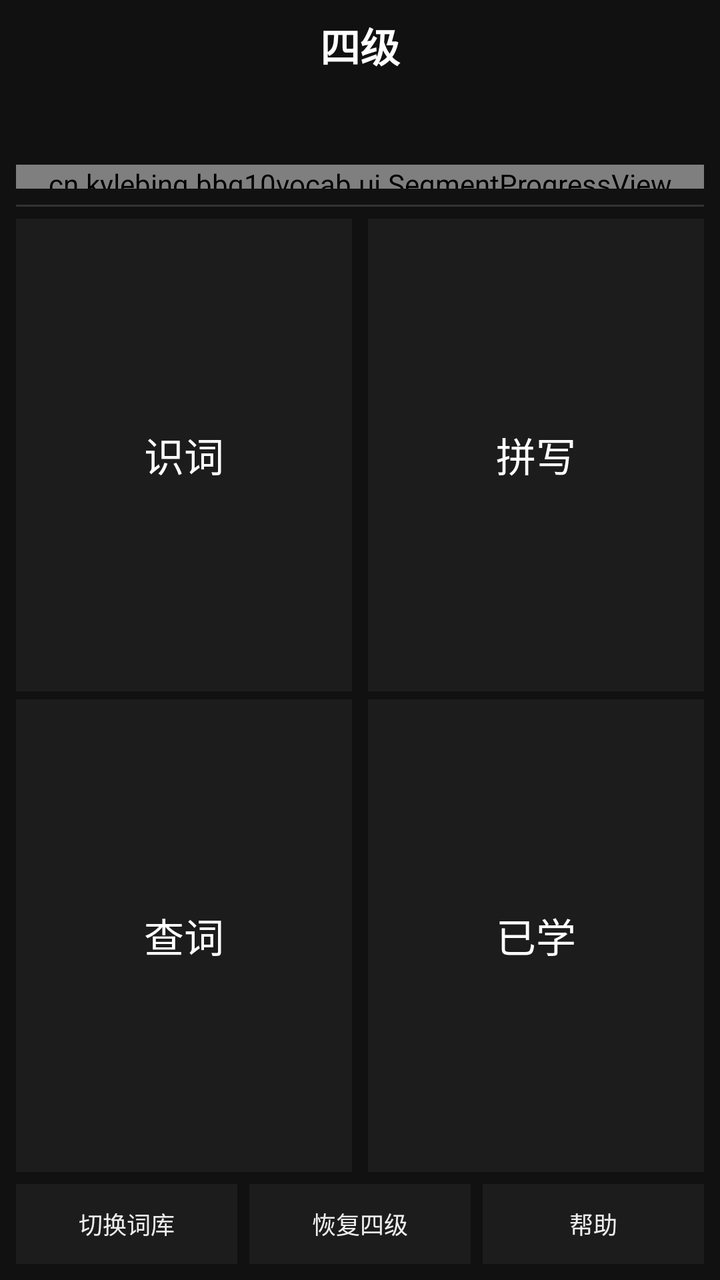
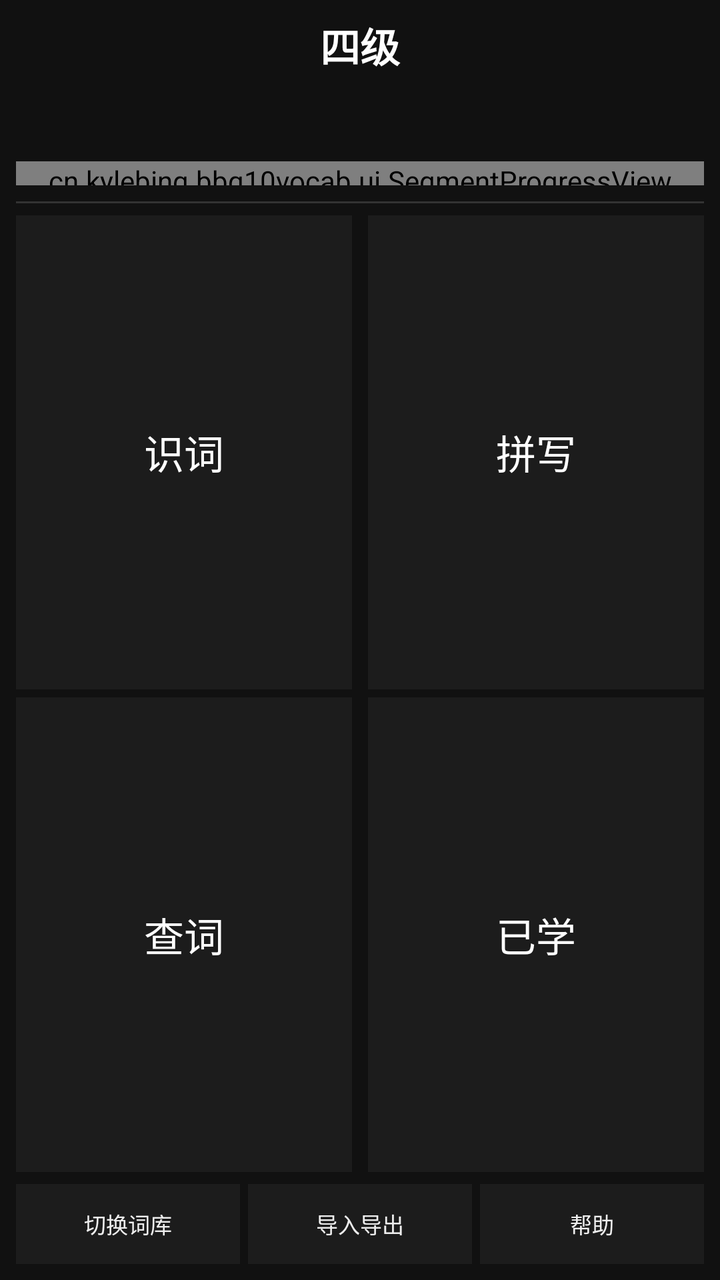

Before-and-after screenshots of an Android layout around one commit, followed by the original layout XML and the change that was made.
<!-- AndroidManifest.xml: application theme AppTheme -->
<!-- res/layout/activity_home.xml -->
<?xml version="1.0" encoding="utf-8"?>
<LinearLayout xmlns:android="http://schemas.android.com/apk/res/android"
    android:layout_width="match_parent"
    android:layout_height="match_parent"
    android:background="@color/bg"
    android:orientation="vertical"
    android:padding="8dp">

    <TextView
        android:id="@+id/title"
        android:layout_width="match_parent"
        android:layout_height="wrap_content"
        android:gravity="center"
        android:text="@string/book_name"
        android:textColor="@color/word"
        android:textSize="20sp"
        android:textStyle="bold" />

    <TextView
        android:id="@+id/versionText"
        android:layout_width="match_parent"
        android:layout_height="wrap_content"
        android:gravity="center"
        android:textColor="@color/text_dim"
        android:textSize="11sp" />

    <LinearLayout
        android:layout_width="match_parent"
        android:layout_height="wrap_content"
        android:layout_marginTop="6dp"
        android:orientation="horizontal">

        <TextView
            android:id="@+id/statKnown"
            android:layout_width="0dp"
            android:layout_height="wrap_content"
            android:layout_weight="1"
            android:gravity="center"
            android:textColor="@color/accent"
            android:textSize="12sp" />

        <TextView
            android:id="@+id/statUnknown"
            android:layout_width="0dp"
            android:layout_height="wrap_content"
            android:layout_weight="1"
            android:gravity="center"
            android:textColor="#FFEF9A9A"
            android:textSize="12sp" />

        <TextView
            android:id="@+id/statStash"
            android:layout_width="0dp"
            android:layout_height="wrap_content"
            android:layout_weight="1"
            android:gravity="center"
            android:textColor="@color/stash_text"
            android:textSize="12sp" />

        <TextView
            android:id="@+id/statDue"
            android:layout_width="0dp"
            android:layout_height="wrap_content"
            android:layout_weight="1"
            android:gravity="center"
            android:textColor="#FF90CAF9"
            android:textSize="12sp" />
    </LinearLayout>

    <cn.kylebing.bbq10vocab.ui.SegmentProgressView
        android:id="@+id/progressBar"
        android:layout_width="match_parent"
        android:layout_height="12dp"
        android:layout_marginTop="8dp" />

    <View
        android:layout_width="match_parent"
        android:layout_height="1dp"
        android:layout_marginTop="8dp"
        android:layout_marginBottom="6dp"
        android:background="@color/line" />

    <LinearLayout
        android:layout_width="match_parent"
        android:layout_height="0dp"
        android:layout_weight="1"
        android:orientation="vertical">

        <LinearLayout
            android:layout_width="match_parent"
            android:layout_height="0dp"
            android:layout_marginBottom="4dp"
            android:layout_weight="1"
            android:orientation="horizontal">

            <Button
                android:id="@+id/btnRecognize"
                android:layout_width="0dp"
                android:layout_height="match_parent"
                android:layout_marginRight="4dp"
                android:layout_weight="1"
                android:background="@drawable/btn_home_block"
                android:text="@string/mode_recognize"
                android:textColor="@color/word"
                android:textSize="20sp" />

            <Button
                android:id="@+id/btnSpell"
                android:layout_width="0dp"
                android:layout_height="match_parent"
                android:layout_marginLeft="4dp"
                android:layout_weight="1"
                android:background="@drawable/btn_home_block"
                android:text="@string/mode_spell"
                android:textColor="@color/word"
                android:textSize="20sp" />
        </LinearLayout>

        <LinearLayout
            android:layout_width="match_parent"
            android:layout_height="0dp"
            android:layout_weight="1"
            android:orientation="horizontal">

            <Button
                android:id="@+id/btnLookup"
                android:layout_width="0dp"
                android:layout_height="match_parent"
                android:layout_marginRight="4dp"
                android:layout_weight="1"
                android:background="@drawable/btn_home_block"
                android:text="@string/mode_lookup"
                android:textColor="@color/word"
                android:textSize="20sp" />

            <Button
                android:id="@+id/btnLearned"
                android:layout_width="0dp"
                android:layout_height="match_parent"
                android:layout_marginLeft="4dp"
                android:layout_weight="1"
                android:background="@drawable/btn_home_block"
                android:text="@string/mode_learned"
                android:textColor="@color/word"
                android:textSize="20sp" />
        </LinearLayout>
    </LinearLayout>

    <LinearLayout
        android:layout_width="match_parent"
        android:layout_height="40dp"
        android:layout_marginTop="6dp"
        android:orientation="horizontal">

        <Button
            android:id="@+id/btnImport"
            android:layout_width="0dp"
            android:layout_height="match_parent"
            android:layout_marginRight="3dp"
            android:layout_weight="1"
            android:background="@drawable/btn_home_bar"
            android:text="@string/mode_import"
            android:textColor="@color/text"
            android:textSize="12sp" />

        <Button
            android:id="@+id/btnRestore"
            android:layout_width="0dp"
            android:layout_height="match_parent"
            android:layout_marginLeft="3dp"
            android:layout_marginRight="3dp"
            android:layout_weight="1"
            android:background="@drawable/btn_home_bar"
            android:text="@string/mode_restore"
            android:textColor="@color/text"
            android:textSize="12sp" />

        <Button
            android:id="@+id/btnHelp"
            android:layout_width="0dp"
            android:layout_height="match_parent"
            android:layout_marginLeft="3dp"
            android:layout_weight="1"
            android:background="@drawable/btn_home_bar"
            android:text="@string/mode_help"
            android:textColor="@color/text"
            android:textSize="12sp" />
    </LinearLayout>
</LinearLayout>
<!-- resources referenced by this layout -->
<resources>
  <color name="accent">#FF7DCE82</color>
  <color name="bg">#FF111111</color>
  <color name="line">#FF333333</color>
  <color name="stash_text">#FFFFCC80</color>
  <color name="text">#FFEEEEEE</color>
  <color name="text_dim">#FF9A9A9A</color>
  <color name="word">#FFFFFFFF</color>
  <!-- drawable btn_home_bar (drawable) -->
  <?xml version="1.0" encoding="utf-8"?>
  <selector xmlns:android="http://schemas.android.com/apk/res/android">
      <item android:state_pressed="true">
          <shape android:shape="rectangle">
              <solid android:color="#FF333333" />
          </shape>
      </item>
      <item>
          <shape android:shape="rectangle">
              <solid android:color="#FF1C1C1C" />
          </shape>
      </item>
  </selector>
  <!-- drawable btn_home_block (drawable) -->
  <?xml version="1.0" encoding="utf-8"?>
  <selector xmlns:android="http://schemas.android.com/apk/res/android">
      <item android:state_pressed="true">
          <shape android:shape="rectangle">
              <solid android:color="#FF2A4A7A" />
          </shape>
      </item>
      <item android:state_focused="true">
          <shape android:shape="rectangle">
              <solid android:color="#FF243A5A" />
          </shape>
      </item>
      <item>
          <shape android:shape="rectangle">
              <solid android:color="#FF1C1C1C" />
          </shape>
      </item>
  </selector>
  <string name="book_name">四级</string>
  <string name="mode_help">帮助</string>
  <string name="mode_import">切换词库</string>
  <string name="mode_learned">已学</string>
  <string name="mode_lookup">查词</string>
  <string name="mode_recognize">识词</string>
  <string name="mode_restore">恢复四级</string>
  <string name="mode_spell">拼写</string>
  <style name="AppTheme" parent="android:Theme.Holo.NoActionBar">
          <item name="android:windowBackground">@color/bg</item>
          <item name="android:colorBackground">@color/bg</item>
          <item name="android:textColor">@color/text</item>
          <item name="android:textColorPrimary">@color/text</item>
          <item name="android:textColorHint">@color/text_dim</item>
          <item name="android:editTextColor">@color/text</item>
      </style>
</resources>

<!-- the commit's change to res/layout/activity_home.xml (unified diff, before → after) -->
@@ -31,13 +31,22 @@
         android:orientation="horizontal">
 
         <TextView
+            android:id="@+id/statTotal"
+            android:layout_width="0dp"
+            android:layout_height="wrap_content"
+            android:layout_weight="1"
+            android:gravity="center"
+            android:textColor="@color/word"
+            android:textSize="11sp" />
+
+        <TextView
             android:id="@+id/statKnown"
             android:layout_width="0dp"
             android:layout_height="wrap_content"
             android:layout_weight="1"
             android:gravity="center"
             android:textColor="@color/accent"
-            android:textSize="12sp" />
+            android:textSize="11sp" />
 
         <TextView
             android:id="@+id/statUnknown"
@@ -46,7 +55,7 @@
             android:layout_weight="1"
             android:gravity="center"
             android:textColor="#FFEF9A9A"
-            android:textSize="12sp" />
+            android:textSize="11sp" />
 
         <TextView
             android:id="@+id/statStash"
@@ -55,7 +64,7 @@
             android:layout_weight="1"
             android:gravity="center"
             android:textColor="@color/stash_text"
-            android:textSize="12sp" />
+            android:textSize="11sp" />
 
         <TextView
             android:id="@+id/statDue"
@@ -64,7 +73,7 @@
             android:layout_weight="1"
             android:gravity="center"
             android:textColor="#FF90CAF9"
-            android:textSize="12sp" />
+            android:textSize="11sp" />
     </LinearLayout>
 
     <cn.kylebing.bbq10vocab.ui.SegmentProgressView
@@ -156,34 +165,34 @@
             android:id="@+id/btnImport"
             android:layout_width="0dp"
             android:layout_height="match_parent"
-            android:layout_marginRight="3dp"
+            android:layout_marginRight="2dp"
             android:layout_weight="1"
             android:background="@drawable/btn_home_bar"
             android:text="@string/mode_import"
             android:textColor="@color/text"
-            android:textSize="12sp" />
+            android:textSize="11sp" />
 
         <Button
-            android:id="@+id/btnRestore"
+            android:id="@+id/btnProgress"
             android:layout_width="0dp"
             android:layout_height="match_parent"
-            android:layout_marginLeft="3dp"
-            android:layout_marginRight="3dp"
+            android:layout_marginLeft="2dp"
+            android:layout_marginRight="2dp"
             android:layout_weight="1"
             android:background="@drawable/btn_home_bar"
-            android:text="@string/mode_restore"
+            android:text="@string/mode_progress"
             android:textColor="@color/text"
-            android:textSize="12sp" />
+            android:textSize="11sp" />
 
         <Button
             android:id="@+id/btnHelp"
             android:layout_width="0dp"
             android:layout_height="match_parent"
-            android:layout_marginLeft="3dp"
+            android:layout_marginLeft="2dp"
             android:layout_weight="1"
             android:background="@drawable/btn_home_bar"
             android:text="@string/mode_help"
             android:textColor="@color/text"
-            android:textSize="12sp" />
+            android:textSize="11sp" />
     </LinearLayout>
 </LinearLayout>
<!-- resource entries referenced after the edit -->
@@ -45,8 +45,8 @@
   <string name="mode_import">切换词库</string>
   <string name="mode_learned">已学</string>
   <string name="mode_lookup">查词</string>
+  <string name="mode_progress">导入导出</string>
   <string name="mode_recognize">识词</string>
-  <string name="mode_restore">恢复四级</string>
   <string name="mode_spell">拼写</string>
   <style name="AppTheme" parent="android:Theme.Holo.NoActionBar">
           <item name="android:windowBackground">@color/bg</item>
